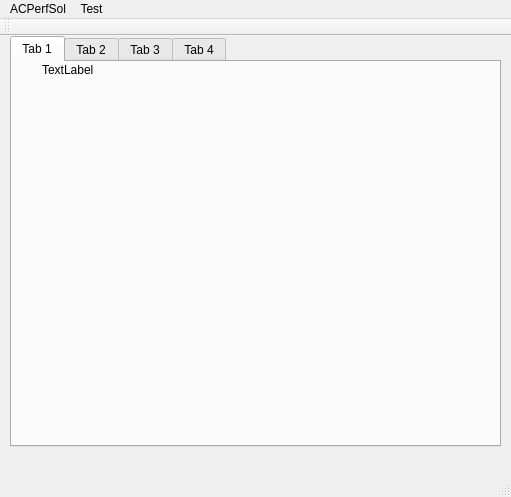
This is ACPerfSol/mainwindow.ui in TobiasMue/DPerf as Qt 5 draws it before an edit. The edited form follows.
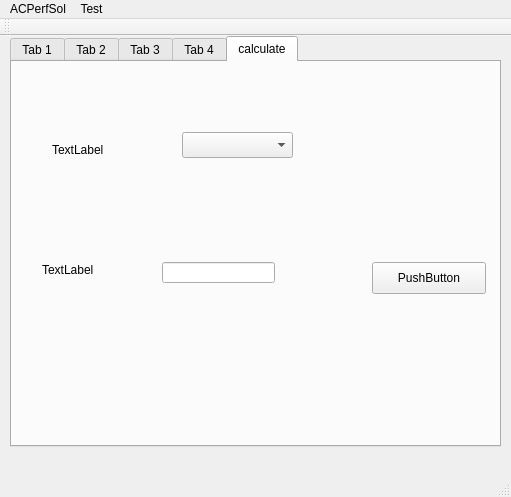
This is the edited form. Custom widgets are drawn as their Qt base class.

Commit message: graph for climbdata

Diff of the .ui file:
```diff
--- a/ACPerfSol/mainwindow.ui
+++ b/ACPerfSol/mainwindow.ui
@@ -24,7 +24,7 @@
      </rect>
     </property>
     <property name="currentIndex">
-     <number>0</number>
+     <number>4</number>
     </property>
     <widget class="QWidget" name="tab">
      <attribute name="title">
@@ -96,6 +96,83 @@
         <width>421</width>
         <height>321</height>
        </rect>
+      </property>
+     </widget>
+     <widget class="QLabel" name="label_4">
+      <property name="geometry">
+       <rect>
+        <x>20</x>
+        <y>0</y>
+        <width>62</width>
+        <height>16</height>
+       </rect>
+      </property>
+      <property name="text">
+       <string>descent</string>
+      </property>
+     </widget>
+    </widget>
+    <widget class="QWidget" name="tab_5">
+     <attribute name="title">
+      <string>calculate</string>
+     </attribute>
+     <widget class="QPushButton" name="pushButton">
+      <property name="geometry">
+       <rect>
+        <x>360</x>
+        <y>200</y>
+        <width>114</width>
+        <height>32</height>
+       </rect>
+      </property>
+      <property name="text">
+       <string>PushButton</string>
+      </property>
+     </widget>
+     <widget class="QComboBox" name="comboBox">
+      <property name="geometry">
+       <rect>
+        <x>170</x>
+        <y>70</y>
+        <width>111</width>
+        <height>26</height>
+       </rect>
+      </property>
+     </widget>
+     <widget class="QLabel" name="label_5">
+      <property name="geometry">
+       <rect>
+        <x>40</x>
+        <y>80</y>
+        <width>62</width>
+        <height>16</height>
+       </rect>
+      </property>
+      <property name="text">
+       <string>TextLabel</string>
+      </property>
+     </widget>
+     <widget class="QLineEdit" name="lineEdit">
+      <property name="geometry">
+       <rect>
+        <x>150</x>
+        <y>200</y>
+        <width>113</width>
+        <height>21</height>
+       </rect>
+      </property>
+     </widget>
+     <widget class="QLabel" name="label_6">
+      <property name="geometry">
+       <rect>
+        <x>30</x>
+        <y>200</y>
+        <width>62</width>
+        <height>16</height>
+       </rect>
+      </property>
+      <property name="text">
+       <string>TextLabel</string>
       </property>
      </widget>
     </widget>
```
Left out of the diff: 26 changed lines with no effect on the pictures. The commit also changes 2 other files.
